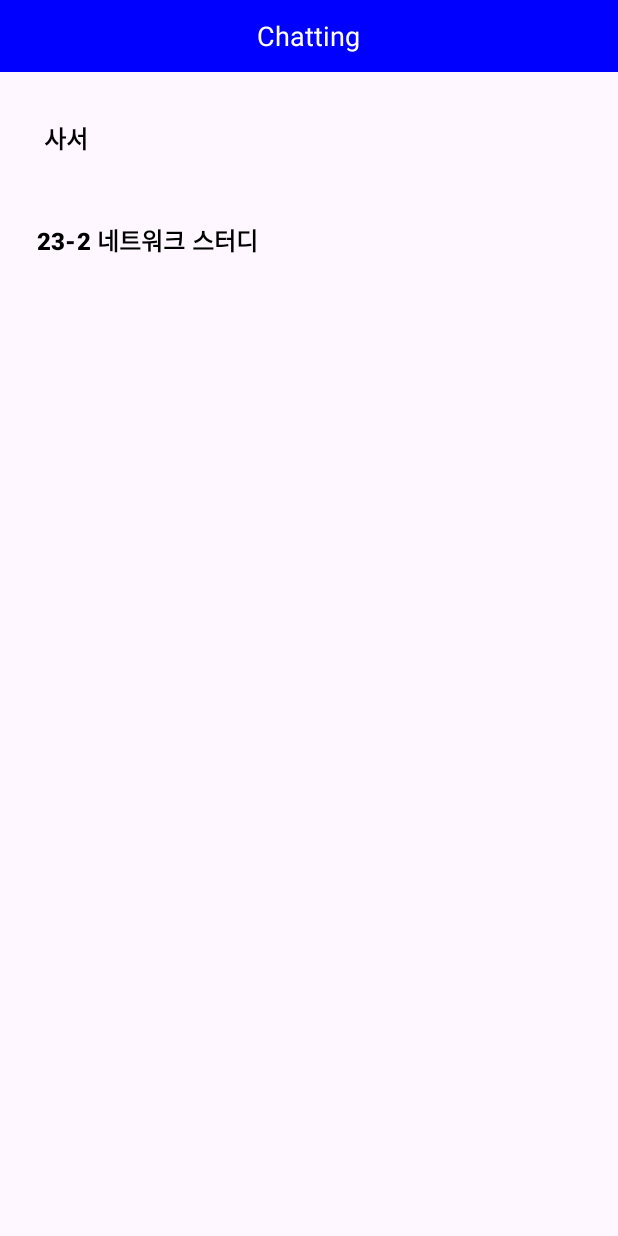
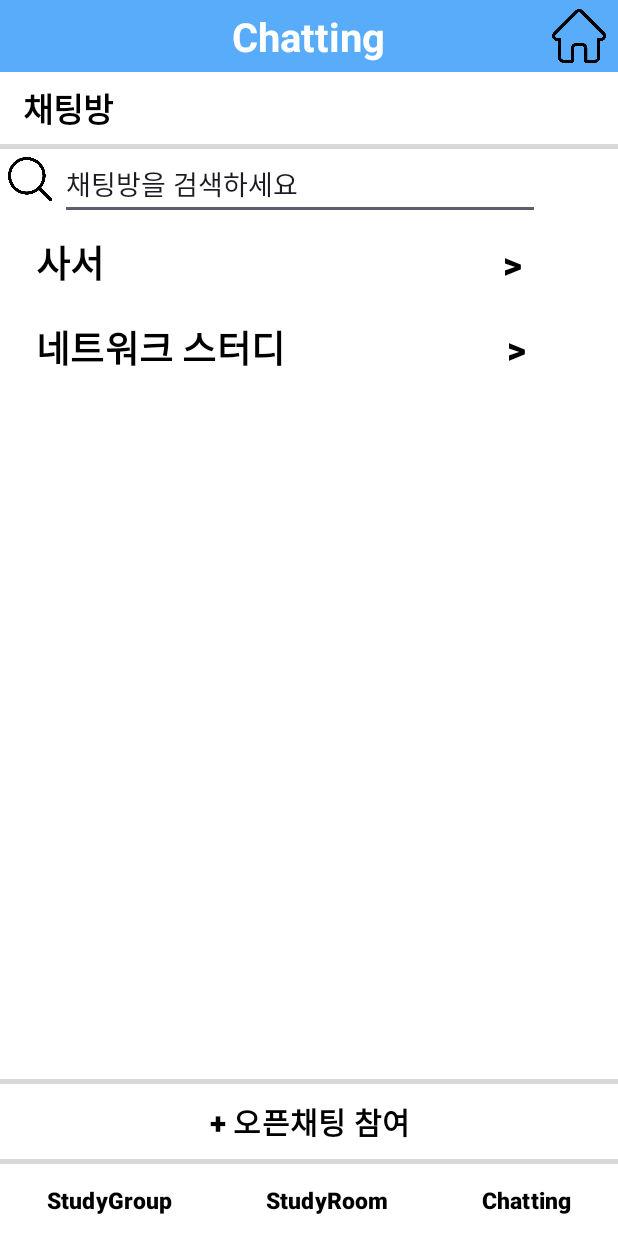
Before and after one commit to ImRian/23-2-Network-Socket-Chatting, an Android app: the Chatting screen opened directly, with no data from a screen before it, on a phone screen of 412 x 824 dp. Run offline under Robolectric (Android 15) with nearby library versions, the phone set to English and light mode, and no system bars.

Commit message:
activity_chatting.xml, Chatting.java 수정
ㅇㅇ

```diff
--- a/app/src/main/java/network/myapplication/Chatting.java
+++ b/app/src/main/java/network/myapplication/Chatting.java
@@ -4,19 +4,26 @@ import android.content.Intent;
 import android.os.Bundle;
 import android.view.View;
 import android.widget.Button;
+import android.widget.ImageButton;
+
 import androidx.appcompat.app.AppCompatActivity;
 
 public class Chatting extends AppCompatActivity {
 
-    private Button btnLibrarianChat, btnStudyGroupChat;
+    private Button btnLibrarianChat, btnStudyGroupChat, btnStudyGroup, btnStudyRoom, btnChatting;
+    private ImageButton btnHome;
 
     @Override
     protected void onCreate(Bundle savedInstanceState) {
         super.onCreate(savedInstanceState);
         setContentView(R.layout.activity_chatting);
 
-        btnLibrarianChat = findViewById(R.id.btnLibrarianChat);
-        btnStudyGroupChat = findViewById(R.id.btnStudyGroupChat);
+        btnLibrarianChat = findViewById(R.id.libChatBtn);
+        btnStudyGroupChat = findViewById(R.id.networkChatBtn);
+        btnStudyGroup = findViewById(R.id.chat2studyGroupBTN1);
+        btnStudyRoom = findViewById(R.id.chat2studyRoomBTN1);
+        btnChatting = findViewById(R.id.chat2chatBTN1);
+        btnHome = findViewById(R.id.chatHomeBTN1);
 
         btnLibrarianChat.setOnClickListener(new View.OnClickListener() {
             @Override
@@ -33,5 +40,36 @@ public class Chatting extends AppCompatActivity {
                 startActivity(intent);
             }
         });
+
+        btnStudyGroup.setOnClickListener(new View.OnClickListener() {
+            @Override
+            public void onClick(View v) {
+                Intent intent = new Intent(Chatting.this, StudyCategoryActivity.class);
+                startActivity(intent);
+            }
+        });
+
+        btnStudyRoom.setOnClickListener(new View.OnClickListener() {
+            @Override
+            public void onClick(View v) {
+
+            }
+        });
+
+        btnChatting.setOnClickListener(new View.OnClickListener() {
+            @Override
+            public void onClick(View v) {
+                Intent intent = new Intent(Chatting.this, Chatting.class);
+                startActivity(intent);
+            }
+        });
+
+        btnHome.setOnClickListener(new View.OnClickListener() {
+            @Override
+            public void onClick(View v) {
+                Intent intent = new Intent(Chatting.this, MainActivity.class);
+                startActivity(intent);
+            }
+        });
     }
 }
--- a/app/src/main/res/layout/activity_chatting.xml
+++ b/app/src/main/res/layout/activity_chatting.xml
@@ -1,15 +1,19 @@
 <?xml version="1.0" encoding="utf-8"?>
-<RelativeLayout
+<LinearLayout
+    xmlns:app="http://schemas.android.com/apk/res-auto"
+    xmlns:tools="http://schemas.android.com/tools"
     xmlns:android="http://schemas.android.com/apk/res/android"
+    android:orientation="vertical"
     android:layout_width="match_parent"
-    android:layout_height="match_parent">
-
+    android:layout_height="match_parent"
+    android:background="#FFFFFF"
+    tools:context=".StudyCategoryActivity">
 
     <RelativeLayout
-        android:id="@+id/titleBar"
+        android:id="@+id/chattingTitleBar"
         android:layout_width="match_parent"
         android:layout_height="48dp"
-        android:background="#0000FF"
+        android:background="#58ACFA"
         android:layout_alignParentStart="true"
         android:layout_alignParentTop="true">
 
@@ -18,37 +22,169 @@
             android:layout_width="wrap_content"
             android:layout_height="wrap_content"
             android:text="Chatting"
-            android:textSize="18sp"
+            android:textSize="12pt"
             android:textColor="#FFFFFF"
+            android:textStyle="bold"
             android:layout_centerInParent="true" />
+
+        <ImageButton
+            android:id="@+id/chatHomeBTN1"
+            android:layout_width="40sp"
+            android:layout_height="40sp"
+            android:layout_alignParentEnd="true"
+            android:layout_alignParentRight="true"
+            android:layout_marginStart="6sp"
+            android:layout_marginTop="6sp"
+            android:layout_marginEnd="6sp"
+            android:layout_marginBottom="6sp"
+            android:background="#58ACFA"
+            android:scaleType="centerInside"
+            android:src="@drawable/home"
+            tools:src="@drawable/home" />
     </RelativeLayout>
 
-
-    <Button
-        android:id="@+id/btnLibrarianChat"
-        android:layout_width="wrap_content"
-        android:layout_height="wrap_content"
-        android:text="사서"
-        android:layout_below="@+id/titleBar"
+    <RelativeLayout
+        android:id="@+id/chattingSubTitleBar"
+        android:layout_width="match_parent"
+        android:layout_height="48dp"
+        android:background="#FFFFFF"
         android:layout_alignParentStart="true"
-        android:layout_marginTop="20dp"
-        android:textStyle="bold"
-        android:textSize="16sp"
-        android:textColor="#000000"
-        android:background="#00FFFFFF" />
+        android:layout_alignParentTop="true">
 
 
-    <Button
-        android:id="@+id/btnStudyGroupChat"
-        android:layout_width="wrap_content"
+        <TextView
+            android:layout_width="wrap_content"
+            android:layout_height="wrap_content"
+            android:text="채팅방"
+            android:textSize="10pt"
+            android:textColor="#000000"
+            android:textStyle="bold"
+            android:layout_centerVertical="true"
+            android:paddingLeft="15dp"/>
+    </RelativeLayout>
+
+    <View
+        android:layout_width="match_parent"
+        android:layout_height="3dp"
+        android:background="#D8D8D8" />
+
+    <LinearLayout
+        android:layout_width="match_parent"
         android:layout_height="wrap_content"
-        android:text="23-2 네트워크 스터디"
-        android:layout_below="@+id/btnLibrarianChat"
-        android:layout_alignParentStart="true"
-        android:layout_marginTop="20dp"
-        android:textStyle="bold"
-        android:textSize="16sp"
-        android:textColor="#000000"
-        android:background="#00FFFFFF" />
+        android:orientation="horizontal">
 
-</RelativeLayout>
+        <ImageView
+            android:id="@+id/findChatImageView"
+            android:layout_width="40dp"
+            android:layout_height="40dp"
+            android:padding="5dp"
+            android:src="@drawable/search" />
+
+        <EditText
+            android:id="@+id/findChatBTN"
+            android:layout_width="wrap_content"
+            android:layout_height="wrap_content"
+            android:ems="15"
+            android:inputType="text"
+            android:text="채팅방을 검색하세요" />
+
+
+    </LinearLayout>
+
+    <LinearLayout
+        android:layout_width="match_parent"
+        android:layout_height="0dp"
+        android:layout_weight="8"
+        android:orientation="vertical">
+
+        <Button
+            android:id="@+id/libChatBtn"
+            android:layout_width="match_parent"
+            android:layout_height="wrap_content"
+            android:backgroundTint="#FFFFFF"
+            android:gravity="left"
+            android:text="사서                                           >"
+            android:textColor="#000000"
+            android:textSize="11pt"
+            android:textStyle="bold" />
+
+        <Button
+            android:id="@+id/networkChatBtn"
+            android:layout_width="match_parent"
+            android:layout_height="wrap_content"
+            android:backgroundTint="#FFFFFF"
+            android:gravity="left"
+            android:text="네트워크 스터디                        >"
+            android:textColor="#000000"
+            android:textSize="11pt"
+            android:textStyle="bold" />
+    </LinearLayout>
+
+    <LinearLayout
+        android:layout_width="match_parent"
+        android:layout_height="wrap_content"
+        android:orientation="vertical">
+
+        <View
+            android:layout_width="match_parent"
+            android:layout_height="3dp"
+            android:background="#D8D8D8" />
+
+        <Button
+            android:id="@+id/openChatBtn"
+            android:layout_width="wrap_content"
+            android:layout_height="wrap_content"
+            android:layout_gravity="center"
+            android:backgroundTint="#FFFFFF"
+            android:text="+ 오픈채팅 참여"
+            android:textColor="#000000"
+            android:textSize="9pt"
+            android:textStyle="bold" />
+
+        <View
+            android:layout_width="match_parent"
+            android:layout_height="3dp"
+            android:background="#D8D8D8" />
+    </LinearLayout>
+
+    <LinearLayout
+        android:layout_width="match_parent"
+        android:layout_height="wrap_content"
+        android:orientation="horizontal">
+
+        <Button
+            android:id="@+id/chat2studyGroupBTN1"
+            android:layout_width="wrap_content"
+            android:layout_height="match_parent"
+            android:layout_weight="1"
+            android:backgroundTint="#FFFFFF"
+            android:text="StudyGroup"
+            android:textColor="#000000"
+            android:textSize="7pt"
+            android:textStyle="bold" />
+
+        <Button
+            android:id="@+id/chat2studyRoomBTN1"
+            android:layout_width="wrap_content"
+            android:layout_height="match_parent"
+            android:layout_weight="1"
+            android:backgroundTint="#FFFFFF"
+            android:text="StudyRoom"
+            android:textColor="#000000"
+            android:textSize="7pt"
+            android:textStyle="bold" />
+
+        <Button
+            android:id="@+id/chat2chatBTN1"
+            android:layout_width="wrap_content"
+            android:layout_height="match_parent"
+            android:layout_weight="1"
+            android:backgroundTint="#FFFFFF"
+            android:text="Chatting"
+            android:textColor="#000000"
+            android:textSize="7pt"
+            android:textStyle="bold" />
+    </LinearLayout>
+
+
+</LinearLayout>
```
